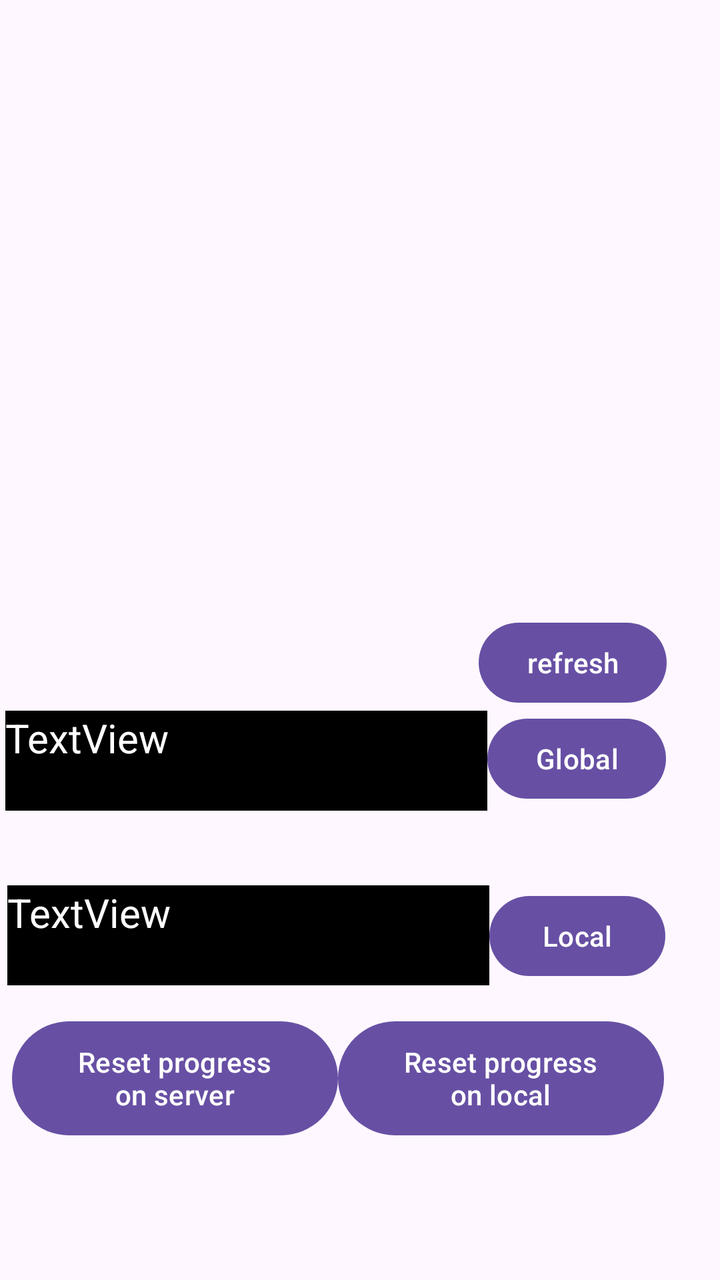
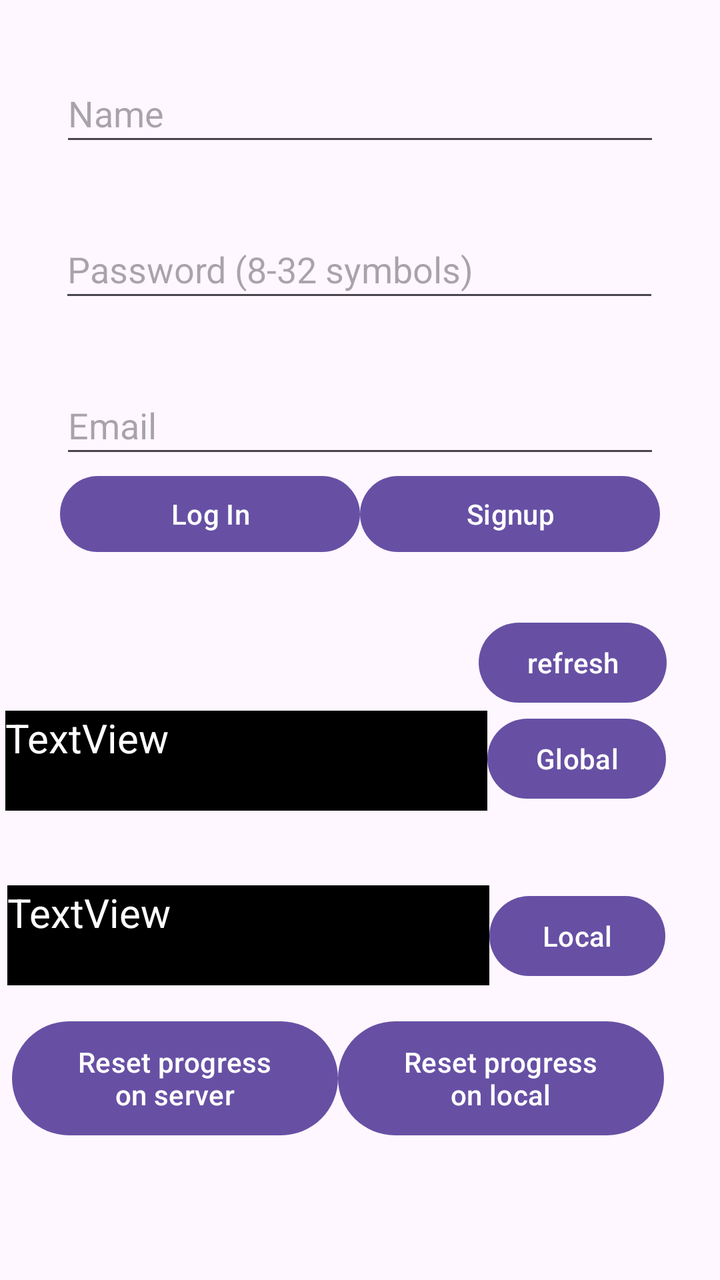

Two renders of the same Android screen: before a commit and after it. Below are the layout's source before the change and the commit's diff.
<!-- AndroidManifest.xml: application theme Theme.Tets2HuClicker -->
<!-- res/layout/activity_main_menu.xml -->
<?xml version="1.0" encoding="utf-8"?>
<androidx.constraintlayout.widget.ConstraintLayout xmlns:android="http://schemas.android.com/apk/res/android"
    xmlns:app="http://schemas.android.com/apk/res-auto"
    xmlns:tools="http://schemas.android.com/tools"
    android:id="@+id/main_menu"
    android:layout_width="match_parent"
    android:layout_height="match_parent"
    app:layout_constrainedHeight="true"
    app:layout_constrainedWidth="true"
    tools:context=".MainActivity">

    <Button
        android:id="@+id/select_online_player"
        android:layout_width="wrap_content"
        android:layout_height="wrap_content"
        android:text="Global"
        app:layout_constraintBottom_toBottomOf="parent"
        app:layout_constraintEnd_toEndOf="parent"
        app:layout_constraintHorizontal_bias="0.9"
        app:layout_constraintStart_toStartOf="parent"
        app:layout_constraintTop_toTopOf="parent"
        app:layout_constraintVertical_bias="0.6" />

    <Button
        android:id="@+id/refresh_online_player"
        android:layout_width="wrap_content"
        android:layout_height="wrap_content"
        android:text="refresh"
        app:layout_constraintBottom_toTopOf="@+id/select_online_player"
        app:layout_constraintEnd_toEndOf="parent"
        app:layout_constraintHorizontal_bias="0.9"
        app:layout_constraintStart_toStartOf="parent"
        app:layout_constraintTop_toTopOf="parent"
        app:layout_constraintVertical_bias="1.0" />

    <Button
        android:id="@+id/select_local_user_button"
        android:layout_width="wrap_content"
        android:layout_height="wrap_content"
        android:text="Local"
        app:layout_constraintBottom_toBottomOf="parent"
        app:layout_constraintEnd_toEndOf="parent"
        app:layout_constraintHorizontal_bias="0.9"
        app:layout_constraintStart_toStartOf="parent"
        app:layout_constraintTop_toTopOf="parent"
        app:layout_constraintVertical_bias="0.75" />

    <TextView
        android:id="@+id/global_player_text_view"
        android:layout_width="241dp"
        android:layout_height="50dp"
        android:autoText="false"
        android:background="#000000"
        android:clickable="false"
        android:contextClickable="false"
        android:defaultFocusHighlightEnabled="false"
        android:editable="false"
        android:focusableInTouchMode="false"
        android:focusedByDefault="false"
        android:selectAllOnFocus="false"
        android:text="TextView"
        android:textColor="#FFFFFF"
        android:textDirection="locale"
        android:textIsSelectable="false"
        android:textSize="20dp"
        app:layout_constraintBottom_toBottomOf="parent"
        app:layout_constraintEnd_toStartOf="@+id/select_online_player"
        app:layout_constraintHorizontal_bias="1.0"
        app:layout_constraintStart_toStartOf="parent"
        app:layout_constraintTop_toTopOf="parent"
        app:layout_constraintVertical_bias="0.602" />

    <TextView
        android:id="@+id/local_player_text_view"
        android:layout_width="241dp"
        android:layout_height="50dp"
        android:autoText="false"
        android:background="#000000"
        android:clickable="false"
        android:contextClickable="false"
        android:defaultFocusHighlightEnabled="false"
        android:editable="false"
        android:focusableInTouchMode="false"
        android:focusedByDefault="false"
        android:selectAllOnFocus="false"
        android:text="TextView"
        android:textColor="#FDFDFD"
        android:textIsSelectable="false"
        android:textSize="20dp"
        app:layout_constraintBottom_toBottomOf="parent"
        app:layout_constraintEnd_toStartOf="@+id/select_local_user_button"
        app:layout_constraintHorizontal_bias="1.0"
        app:layout_constraintStart_toStartOf="parent"
        app:layout_constraintTop_toTopOf="parent"
        app:layout_constraintVertical_bias="0.75" />

    <Button
        android:id="@+id/reset_progress_local_button"
        android:layout_width="163dp"
        android:layout_height="65dp"
        android:layout_marginEnd="28dp"
        android:text="Reset progress on local"
        app:layout_constraintBottom_toBottomOf="parent"
        app:layout_constraintEnd_toEndOf="parent"
        app:layout_constraintTop_toTopOf="parent"
        app:layout_constraintVertical_bias="0.881" />

    <Button
        android:id="@+id/reset_progress_server_button"
        android:layout_width="163dp"
        android:layout_height="65dp"
        android:text="Reset progress on server"
        app:layout_constraintBottom_toBottomOf="parent"
        app:layout_constraintEnd_toStartOf="@+id/reset_progress_local_button"
        app:layout_constraintHorizontal_bias="0.98"
        app:layout_constraintStart_toStartOf="parent"
        app:layout_constraintTop_toTopOf="parent"
        app:layout_constraintVertical_bias="0.881" />

</androidx.constraintlayout.widget.ConstraintLayout>
<!-- resources referenced by this layout -->
<resources>
  <style name="Theme.Tets2HuClicker" parent="Base.Theme.Tets2HuClicker" />
  <style name="Base.Theme.Tets2HuClicker" parent="Theme.Material3.DayNight.NoActionBar">
          
          
      </style>
</resources>

<!-- the commit's change to res/layout/activity_main_menu.xml (unified diff, before → after) -->
@@ -117,4 +117,59 @@
         app:layout_constraintTop_toTopOf="parent"
         app:layout_constraintVertical_bias="0.881" />
 
+    <EditText
+        android:id="@+id/password_input_field"
+        android:layout_width="300dp"
+        android:layout_height="46dp"
+        android:layout_marginTop="32dp"
+        android:ems="10"
+        android:hint="Password (8-32 symbols)"
+        android:inputType="textPassword"
+        app:layout_constraintEnd_toEndOf="parent"
+        app:layout_constraintHorizontal_bias="0.495"
+        app:layout_constraintStart_toStartOf="parent"
+        app:layout_constraintTop_toBottomOf="@+id/name_input_field" />
+
+    <EditText
+        android:id="@+id/email_input_field"
+        android:layout_width="300dp"
+        android:layout_height="46dp"
+        android:layout_marginTop="32dp"
+        android:ems="10"
+        android:hint="Email"
+        android:inputType="textEmailAddress"
+        app:layout_constraintEnd_toEndOf="parent"
+        app:layout_constraintStart_toStartOf="parent"
+        app:layout_constraintTop_toBottomOf="@id/password_input_field" />
+
+    <EditText
+        android:id="@+id/name_input_field"
+        android:layout_width="300dp"
+        android:layout_height="46dp"
+        android:layout_marginTop="32dp"
+        android:ems="10"
+        android:hint="Name"
+        android:inputType="text"
+        app:layout_constraintEnd_toEndOf="parent"
+        app:layout_constraintStart_toStartOf="parent"
+        app:layout_constraintTop_toTopOf="parent" />
+
+    <Button
+        android:id="@+id/signup_button"
+        android:layout_width="150dp"
+        android:layout_height="46dp"
+        android:text="Signup"
+        app:layout_constraintEnd_toEndOf="@+id/email_input_field"
+        app:layout_constraintHorizontal_bias="0.0"
+        app:layout_constraintStart_toEndOf="@+id/login_button"
+        app:layout_constraintTop_toBottomOf="@+id/email_input_field" />
+
+    <Button
+        android:id="@+id/login_button"
+        android:layout_width="150dp"
+        android:layout_height="46dp"
+        android:text="Log In"
+        app:layout_constraintStart_toStartOf="@+id/email_input_field"
+        app:layout_constraintTop_toBottomOf="@+id/email_input_field" />
+
 </androidx.constraintlayout.widget.ConstraintLayout>
